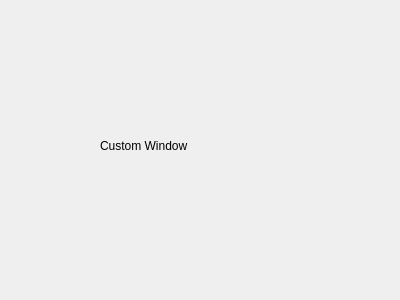
First picture: the form in libTest/MainWindow.ui, repository FlyWM/FramelessWindow-Qt, before the edit.
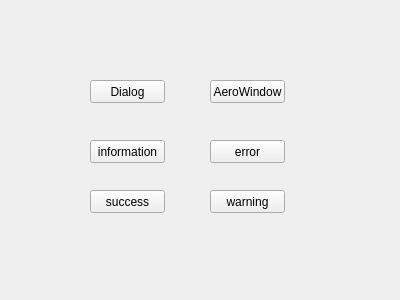
Second picture: the form after the edit.

Patch:
```diff
--- a/libTest/MainWindow.ui
+++ b/libTest/MainWindow.ui
@@ -13,17 +13,82 @@
   <property name="windowTitle">
    <string>Form</string>
   </property>
-  <widget class="QLabel" name="label">
+  <widget class="QPushButton" name="dialogBtn">
    <property name="geometry">
     <rect>
-     <x>100</x>
-     <y>100</y>
-     <width>211</width>
-     <height>91</height>
+     <x>90</x>
+     <y>80</y>
+     <width>75</width>
+     <height>23</height>
     </rect>
    </property>
    <property name="text">
-    <string>Custom Window</string>
+    <string>Dialog</string>
+   </property>
+  </widget>
+  <widget class="QPushButton" name="successBtn">
+   <property name="geometry">
+    <rect>
+     <x>90</x>
+     <y>190</y>
+     <width>75</width>
+     <height>23</height>
+    </rect>
+   </property>
+   <property name="text">
+    <string>success</string>
+   </property>
+  </widget>
+  <widget class="QPushButton" name="informationBtn">
+   <property name="geometry">
+    <rect>
+     <x>90</x>
+     <y>140</y>
+     <width>75</width>
+     <height>23</height>
+    </rect>
+   </property>
+   <property name="text">
+    <string>information</string>
+   </property>
+  </widget>
+  <widget class="QPushButton" name="errorBtn">
+   <property name="geometry">
+    <rect>
+     <x>210</x>
+     <y>140</y>
+     <width>75</width>
+     <height>23</height>
+    </rect>
+   </property>
+   <property name="text">
+    <string>error</string>
+   </property>
+  </widget>
+  <widget class="QPushButton" name="warningBtn">
+   <property name="geometry">
+    <rect>
+     <x>210</x>
+     <y>190</y>
+     <width>75</width>
+     <height>23</height>
+    </rect>
+   </property>
+   <property name="text">
+    <string>warning</string>
+   </property>
+  </widget>
+  <widget class="QPushButton" name="aeroBtn">
+   <property name="geometry">
+    <rect>
+     <x>210</x>
+     <y>80</y>
+     <width>75</width>
+     <height>23</height>
+    </rect>
+   </property>
+   <property name="text">
+    <string>AeroWindow</string>
    </property>
   </widget>
  </widget>
```
